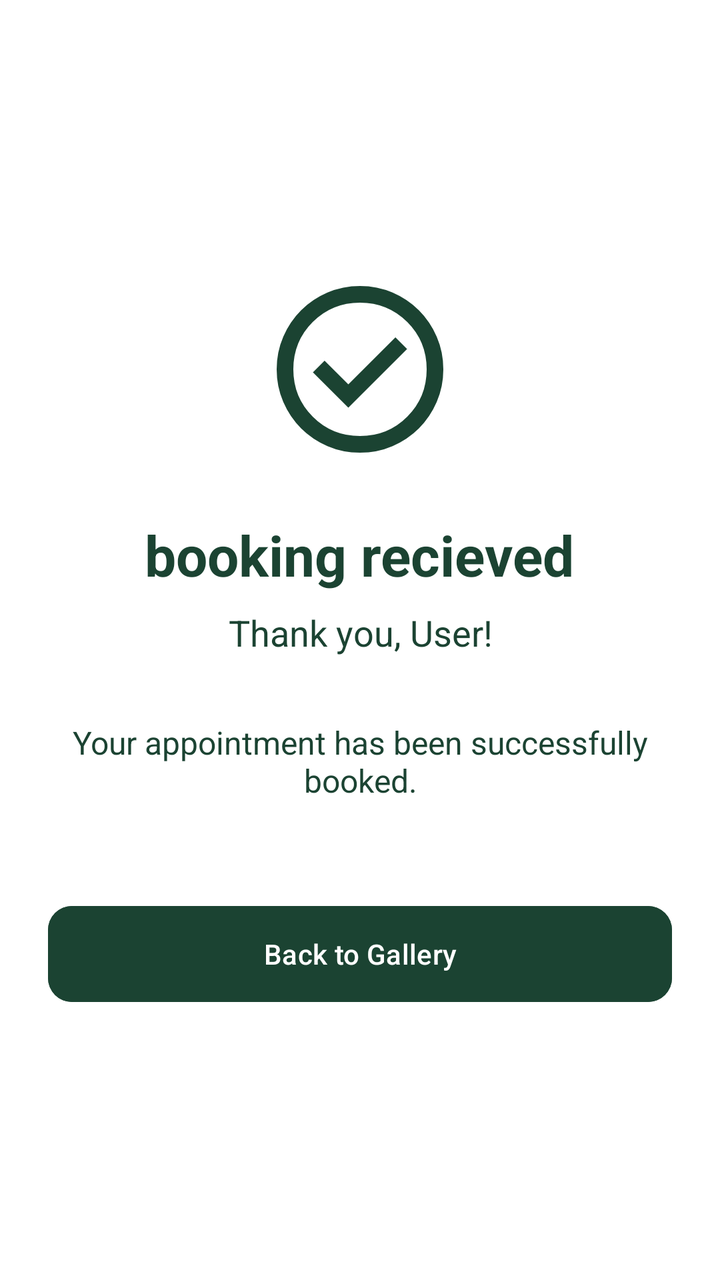
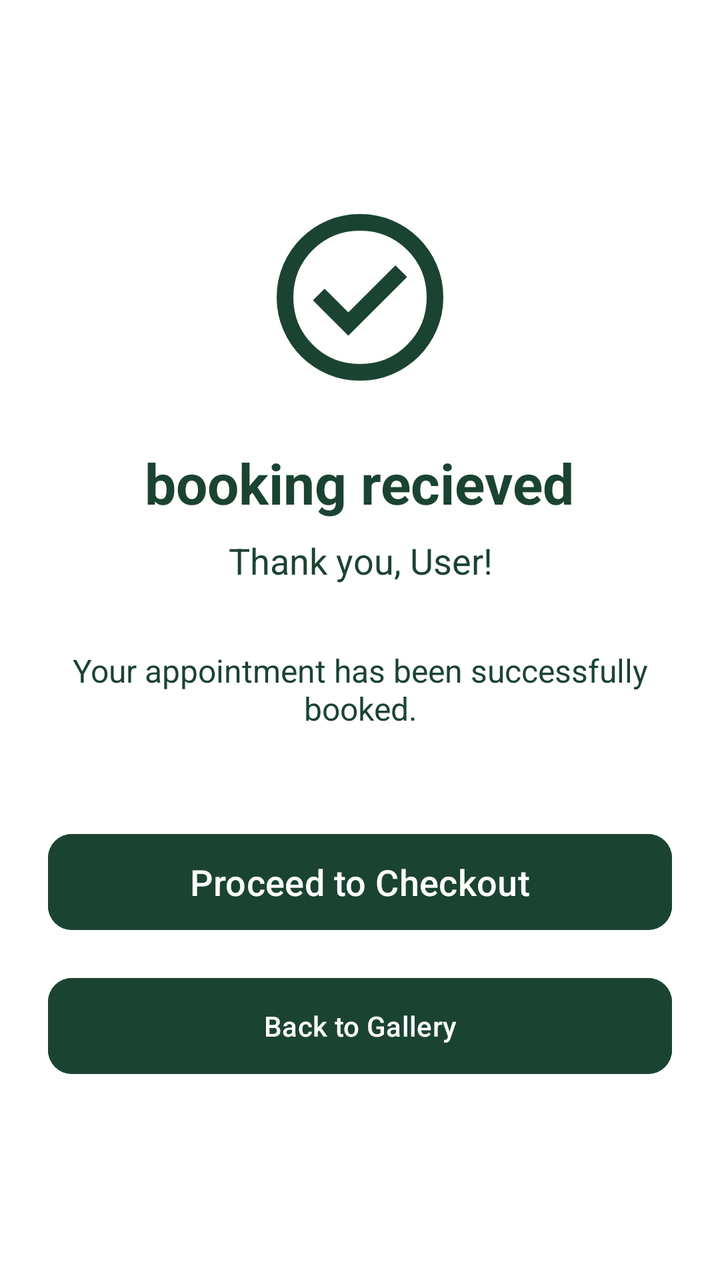

Before-and-after screenshots of an Android layout around one commit, followed by the original layout XML and the change that was made.
<!-- AndroidManifest.xml: application theme Theme.Moes -->
<!-- res/layout/activity_booking_confirmation.xml -->
<?xml version="1.0" encoding="utf-8"?>
<LinearLayout xmlns:android="http://schemas.android.com/apk/res/android"
    xmlns:app="http://schemas.android.com/apk/res-auto"
    android:layout_width="match_parent"
    android:layout_height="match_parent"
    android:gravity="center"
    android:orientation="vertical"
    android:padding="24dp"
    android:background="@color/white">

    <ImageView
        android:layout_width="100dp"
        android:layout_height="100dp"
        android:src="@drawable/bg_status_confirmed"
        app:tint="@color/moes_forest_green"
        android:layout_marginBottom="24dp" />

    <TextView
        android:id="@+id/tvBookingReceived"
        android:layout_width="wrap_content"
        android:layout_height="wrap_content"
        android:text="booking recieved"
        android:textColor="@color/moes_forest_green"
        android:textSize="28sp"
        android:textStyle="bold"
        android:layout_marginBottom="8dp" />

    <TextView
        android:id="@+id/tvThankYou"
        android:layout_width="wrap_content"
        android:layout_height="wrap_content"
        android:text="Thank you, User!"
        android:textColor="@color/moes_forest_green"
        android:textSize="18sp"
        android:layout_marginBottom="32dp"
        android:gravity="center" />

    <TextView
        android:layout_width="wrap_content"
        android:layout_height="wrap_content"
        android:text="Your appointment has been successfully booked."
        android:textColor="@color/moes_forest_green"
        android:textSize="16sp"
        android:layout_marginBottom="48dp"
        android:gravity="center" />

    <Button
        android:id="@+id/btnBackToGallery"
        android:layout_width="match_parent"
        android:layout_height="56dp"
        android:text="Back to Gallery"
        android:backgroundTint="@color/moes_forest_green"
        android:textColor="@color/white"
        app:cornerRadius="12dp" />

</LinearLayout>
<!-- resources referenced by this layout -->
<resources>
  <color name="moes_forest_green">#1B4332</color>
  <color name="white">#FFFFFF</color>
  <!-- drawable bg_status_confirmed (drawable) -->
  <vector xmlns:android="http://schemas.android.com/apk/res/android" android:height="24dp" android:tint="#000000" android:viewportHeight="960" android:viewportWidth="960" android:width="24dp">
        
      <path android:fillColor="@android:color/white" android:pathData="M424,664L706,382L650,326L424,552L310,438L254,494L424,664ZM480,880Q397,880 324,848.5Q251,817 197,763Q143,709 111.5,636Q80,563 80,480Q80,397 111.5,324Q143,251 197,197Q251,143 324,111.5Q397,80 480,80Q563,80 636,111.5Q709,143 763,197Q817,251 848.5,324Q880,397 880,480Q880,563 848.5,636Q817,709 763,763Q709,817 636,848.5Q563,880 480,880ZM480,800Q614,800 707,707Q800,614 800,480Q800,346 707,253Q614,160 480,160Q346,160 253,253Q160,346 160,480Q160,614 253,707Q346,800 480,800ZM480,480Q480,480 480,480Q480,480 480,480Q480,480 480,480Q480,480 480,480Q480,480 480,480Q480,480 480,480Q480,480 480,480Q480,480 480,480Z"/>
      
  </vector>
  <style name="Theme.Moes" parent="Theme.Material3.DayNight.NoActionBar">
      
      <item name="colorPrimary">@color/moes_forest_green</item>
      <item name="colorOnPrimary">@color/moes_gold</item>
  
      
      <item name="colorSecondary">@color/moes_gold</item>
      <item name="colorOnSecondary">@color/white</item>
  
      
      <item name="android:windowBackground">@color/moes_cream</item>
      <item name="android:statusBarColor">@color/moes_dark_header</item>
  </style>
  <color name="moes_gold">#C69C35</color>
  <color name="moes_cream">#FDFCF0</color>
  <color name="moes_dark_header">#121212</color>
</resources>

<!-- the commit's change to res/layout/activity_booking_confirmation.xml (unified diff, before → after) -->
@@ -45,6 +45,17 @@
         android:gravity="center" />
 
     <Button
+        android:id="@+id/btnProceedCheckout"
+        android:layout_width="match_parent"
+        android:layout_height="56dp"
+        android:layout_marginBottom="16dp"
+        android:text="Proceed to Checkout"
+        android:textSize="18sp"
+        android:backgroundTint="@color/moes_forest_green"
+        android:textColor="@color/white"
+        app:cornerRadius="12dp" />
+
+    <Button
         android:id="@+id/btnBackToGallery"
         android:layout_width="match_parent"
         android:layout_height="56dp"
